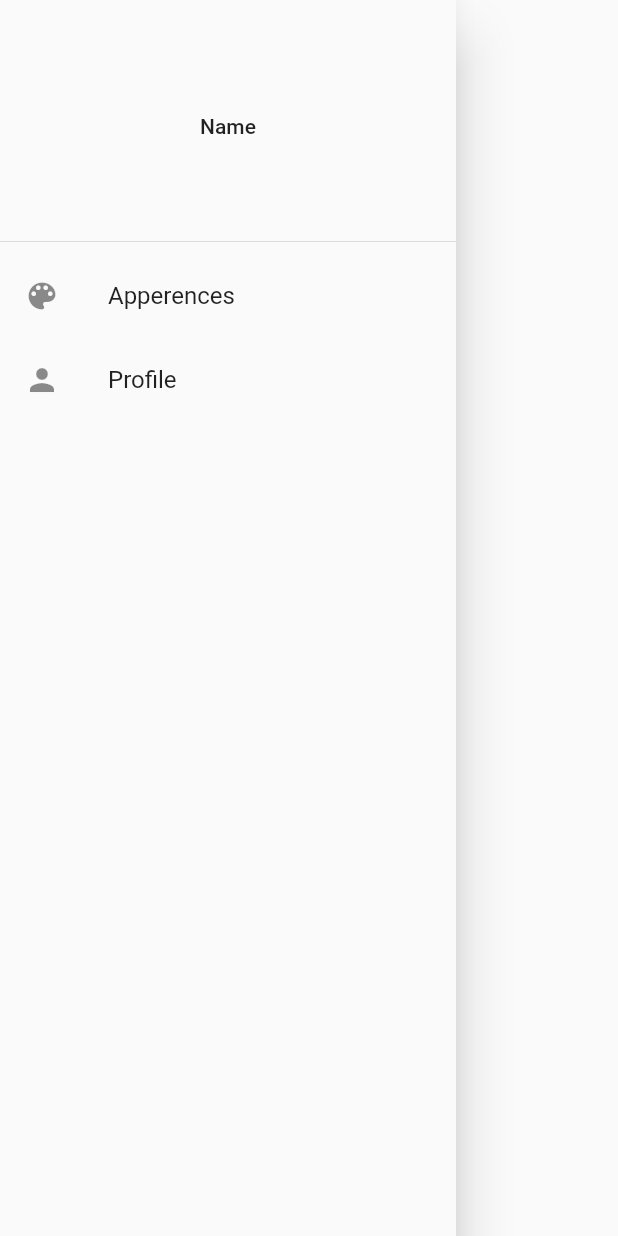
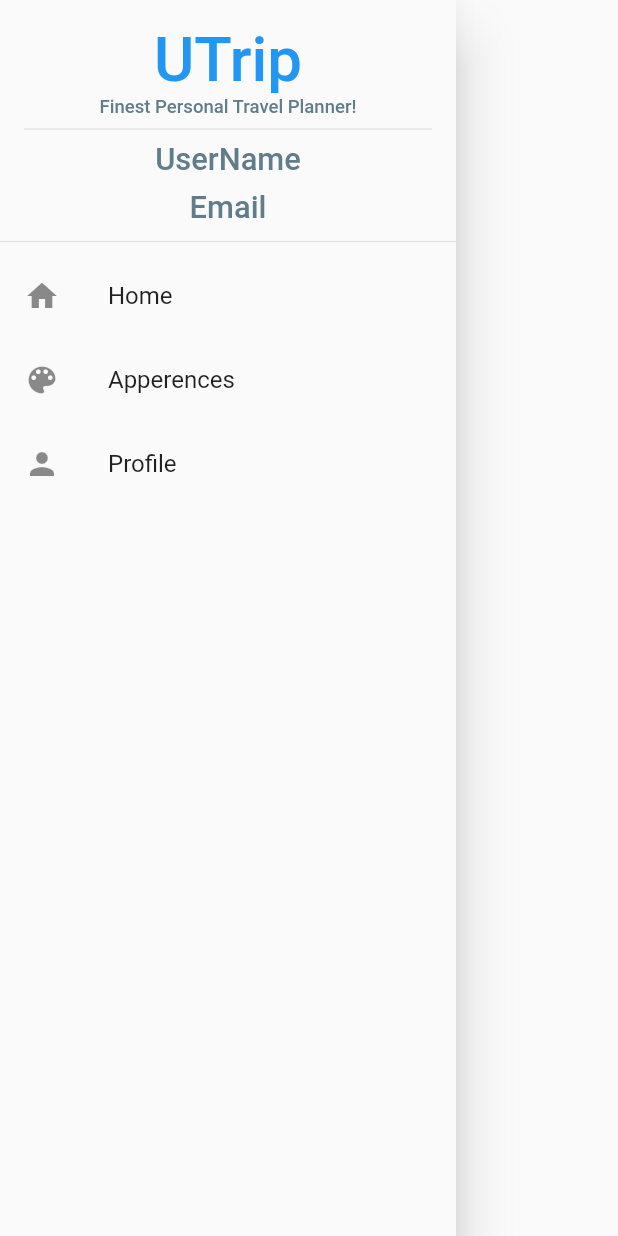
Before and after one commit to yrandyf/ui, a Flutter app: the SideBar widget shown alone on an empty page, opened directly, on a phone screen of 412 x 824 dp. Run offline on Flutter 3.47's test engine with Material 2 defaults, Android fonts, the phone set to English and light mode, and no system bars; our stand-ins replace flutter_svg, geocoding, geolocator, numberpicker.

Commit message:
sidebar changes

```diff
--- a/lib/main.dart
+++ b/lib/main.dart
@@ -26,6 +26,7 @@ class MyApp extends StatelessWidget {
         TripDetailsScreen.routeName: (ctx) => TripDetailsScreen(),
         EditTripScreen.routeName: (ctx) => EditTripScreen(),
         EditProfileScreen.routeName: (ctx) => EditProfileScreen(),
+        MainScreen.routeName: (ctx) => MainScreen(),
       },
     );
   }
--- a/lib/screens/main_screen.dart
+++ b/lib/screens/main_screen.dart
@@ -6,7 +6,7 @@ import '/widgets/side_bar.dart';
 import 'edit_profile_screen.dart';
 
 class MainScreen extends StatefulWidget {
-  static const routeName = '/add-new';
+  static const routeName = '/main';
 
   const MainScreen({Key? key}) : super(key: key);
 
--- a/lib/widgets/side_bar.dart
+++ b/lib/widgets/side_bar.dart
@@ -1,3 +1,4 @@
+import '/screens/main_screen.dart';
 import 'package:flutter/material.dart';
 
 class SideBar extends StatelessWidget {
@@ -5,14 +6,53 @@ class SideBar extends StatelessWidget {
   Widget build(BuildContext context) {
     return Drawer(
       child: Column(
+        crossAxisAlignment: CrossAxisAlignment.start,
+        mainAxisSize: MainAxisSize.max,
         children: <Widget>[
           DrawerHeader(
-            child: Center(
-              child: Text(
-                'Name',
-              ),
+            child: Column(
+              children: [
+                Text(
+                  'UTrip',
+                  style: TextStyle(
+                    fontSize: MediaQuery.of(context).size.width * 0.10,
+                    color: Colors.blue,
+                  ),
+                ),
+                Text(
+                  'Finest Personal Travel Planner!',
+                  style: TextStyle(
+                    fontSize: MediaQuery.of(context).size.width * 0.03,
+                    color: Colors.blueGrey,
+                  ),
+                ),
+                Divider(),
+                Text(
+                  'UserName',
+                  style: TextStyle(
+                    fontSize: MediaQuery.of(context).size.width * 0.05,
+                    color: Colors.blueGrey,
+                  ),
+                ),
+                const SizedBox(
+                  height: 8,
+                ),
+                Text(
+                  'Email',
+                  style: TextStyle(
+                    fontSize: MediaQuery.of(context).size.width * 0.05,
+                    color: Colors.blueGrey,
+                  ),
+                ),
+              ],
             ),
             decoration: BoxDecoration(),
+          ),
+          ListTile(
+            leading: Icon(Icons.home),
+            title: Text('Home'),
+            onTap: () =>
+                {Navigator.of(context).pushNamed(MainScreen.routeName)},
           ),
           ListTile(
             leading: Icon(Icons.color_lens),
```
